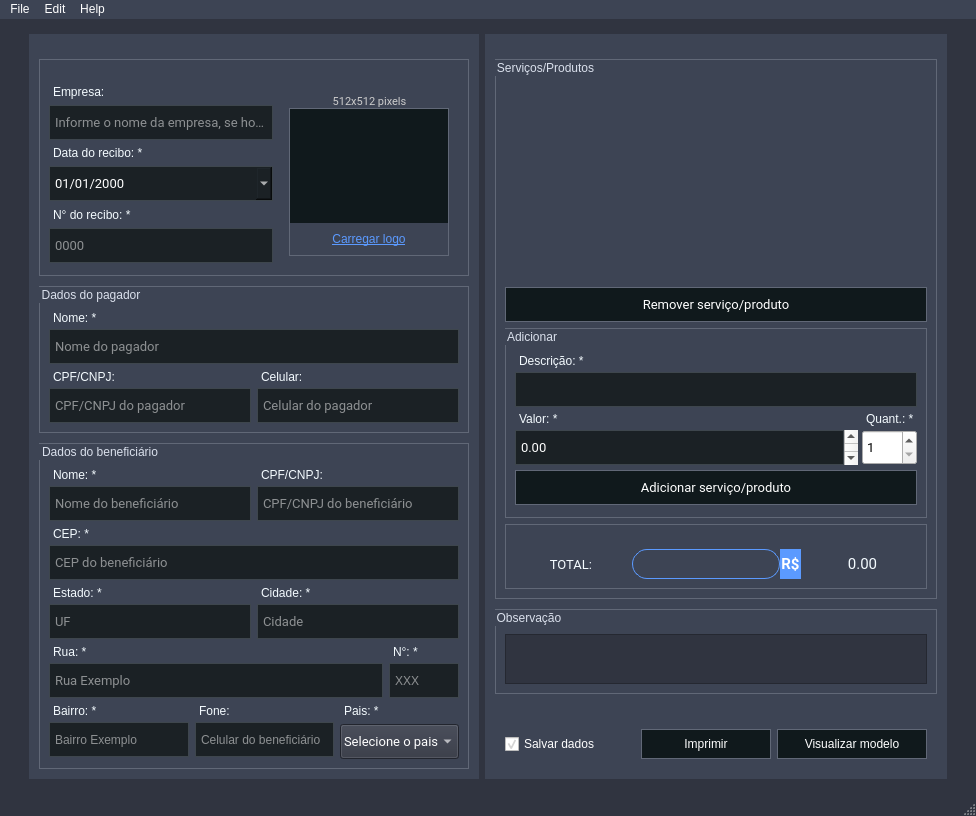
First picture: the form in src/ui/mainwindow/ui_mainwindow.ui, repository victobriel/Receipt-Generator, before the edit.
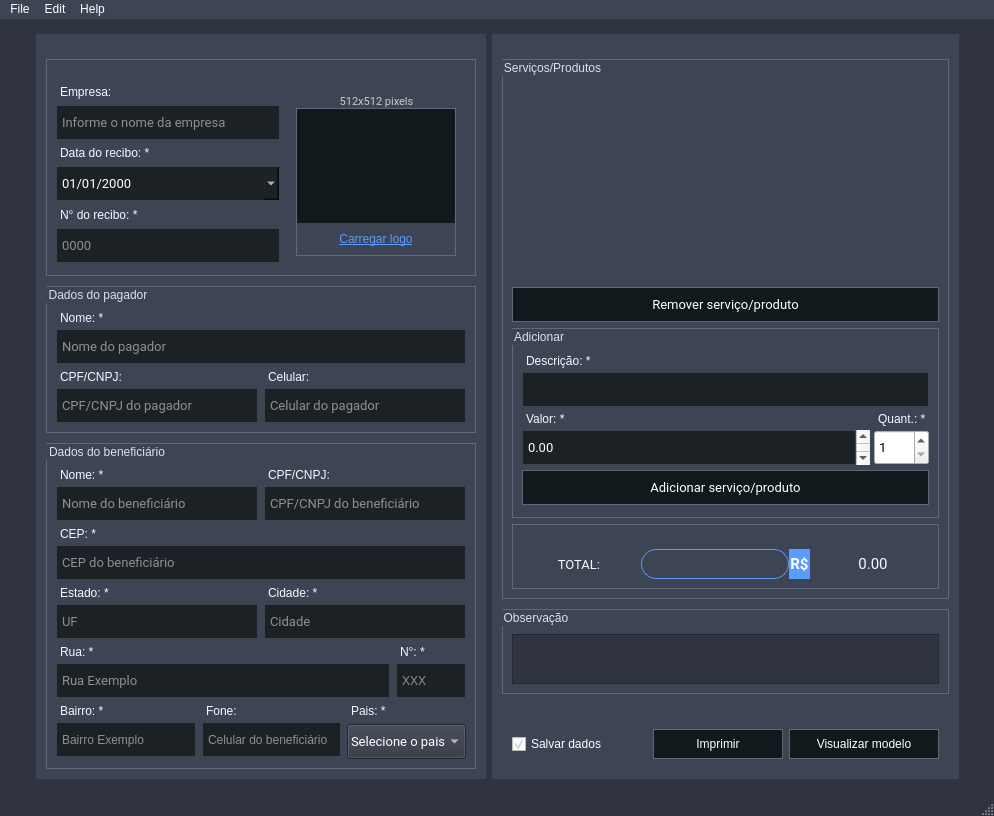
Second picture: the form after the edit. Icons and pictures are not drawn.

Patch:
```diff
--- a/src/ui/mainwindow/ui_mainwindow.ui
+++ b/src/ui/mainwindow/ui_mainwindow.ui
@@ -6,8 +6,8 @@
    <rect>
     <x>0</x>
     <y>0</y>
-    <width>976</width>
-    <height>803</height>
+    <width>994</width>
+    <height>805</height>
    </rect>
   </property>
   <property name="windowTitle">
@@ -129,6 +129,12 @@
        </property>
        <item>
         <widget class="QGroupBox" name="groupBox">
+         <property name="sizePolicy">
+          <sizepolicy hsizetype="Preferred" vsizetype="Fixed">
+           <horstretch>0</horstretch>
+           <verstretch>0</verstretch>
+          </sizepolicy>
+         </property>
          <property name="styleSheet">
           <string notr="true">QGroupBox {
 padding-top:0;
@@ -175,7 +181,7 @@
                    <string notr="true"/>
                   </property>
                   <property name="placeholderText">
-                   <string>Informe o nome da empresa, se houver</string>
+                   <string>Informe o nome da empresa</string>
                   </property>
                   <property name="clearButtonEnabled">
                    <bool>true</bool>
@@ -270,6 +276,12 @@
           </item>
           <item>
            <widget class="QGroupBox" name="verticalGroupBox_0_0_0_0">
+            <property name="sizePolicy">
+             <sizepolicy hsizetype="Preferred" vsizetype="Fixed">
+              <horstretch>0</horstretch>
+              <verstretch>0</verstretch>
+             </sizepolicy>
+            </property>
             <property name="minimumSize">
              <size>
               <width>180</width>
@@ -340,7 +352,7 @@
                </property>
                <property name="iconSize">
                 <size>
-                 <width>120</width>
+                 <width>60</width>
                  <height>60</height>
                 </size>
                </property>
@@ -376,6 +388,12 @@
        </item>
        <item>
         <widget class="QGroupBox" name="verticalGroupBox_0_1">
+         <property name="sizePolicy">
+          <sizepolicy hsizetype="Preferred" vsizetype="Fixed">
+           <horstretch>0</horstretch>
+           <verstretch>0</verstretch>
+          </sizepolicy>
+         </property>
          <property name="title">
           <string>Dados do pagador</string>
          </property>
@@ -524,6 +542,12 @@
        </item>
        <item>
         <widget class="QGroupBox" name="verticalGroupBox_0_2">
+         <property name="sizePolicy">
+          <sizepolicy hsizetype="Preferred" vsizetype="Fixed">
+           <horstretch>0</horstretch>
+           <verstretch>0</verstretch>
+          </sizepolicy>
+         </property>
          <property name="title">
           <string>Dados do beneficiário</string>
          </property>
@@ -1536,7 +1560,7 @@
     <rect>
      <x>0</x>
      <y>0</y>
-     <width>976</width>
+     <width>994</width>
      <height>20</height>
     </rect>
    </property>
```
Left out of the diff: 6 changed lines with no effect on the pictures.
